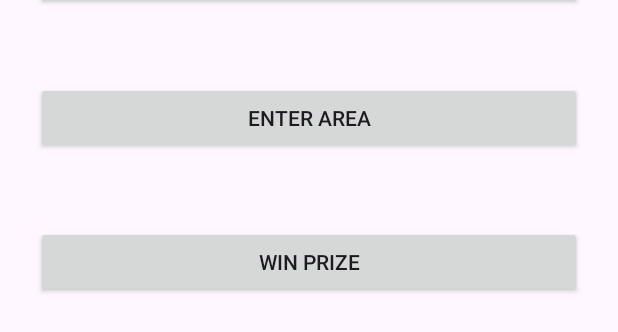
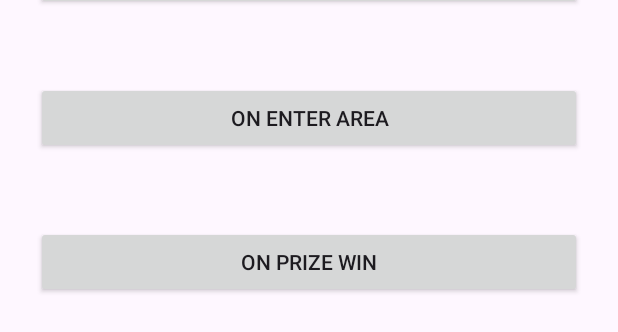
Before and after one commit to ishyian/Brujula, an Android app: the layout activity_main.xml on its own in the app's theme, with its tools: preview values and no code run, on a phone screen of 412 x 824 dp. Shown: the part 425-757 px from the top of the screen. Run offline under Robolectric (Android 15) with nearby library versions, the phone set to English and light mode, and no system bars; network calls fail.

Commit message:
Changes in library

```diff
--- a/app/src/main/AndroidManifest.xml
+++ b/app/src/main/AndroidManifest.xml
@@ -2,9 +2,10 @@
 <manifest xmlns:android="http://schemas.android.com/apk/res/android"
     xmlns:tools="http://schemas.android.com/tools">
 
+    <uses-permission android:name="android.permission.INTERNET" />
     <uses-permission android:name="android.permission.ACCESS_FINE_LOCATION" />
-    <uses-permission android:name="android.permission.INTERNET" />
     <uses-permission android:name="android.permission.ACCESS_NETWORK_STATE" />
+    <uses-permission android:name="android.permission.FOREGROUND_SERVICE_LOCATION" />
 
     <application
         android:allowBackup="true"
--- a/app/src/main/res/layout/activity_main.xml
+++ b/app/src/main/res/layout/activity_main.xml
@@ -20,14 +20,14 @@
         android:layout_width="match_parent"
         android:layout_height="wrap_content"
         android:layout_margin="24dp"
-        android:text="Enter area" />
+        android:text="on Enter Area" />
 
     <androidx.appcompat.widget.AppCompatButton
         android:id="@+id/btn_prize_win"
         android:layout_width="match_parent"
         android:layout_height="wrap_content"
         android:layout_margin="24dp"
-        android:text="Win prize" />
+        android:text="on Prize Win" />
 
     <TextView
         android:id="@+id/text_log"
```
Also changed, not shown: app/src/main/java/co/leveltech/brujulanapp/MainActivity.kt (+11 -8 lines), brujula/src/main/java/co/leveltech/brujula/Brujula.kt (+7 -5 lines), 1 other file.
